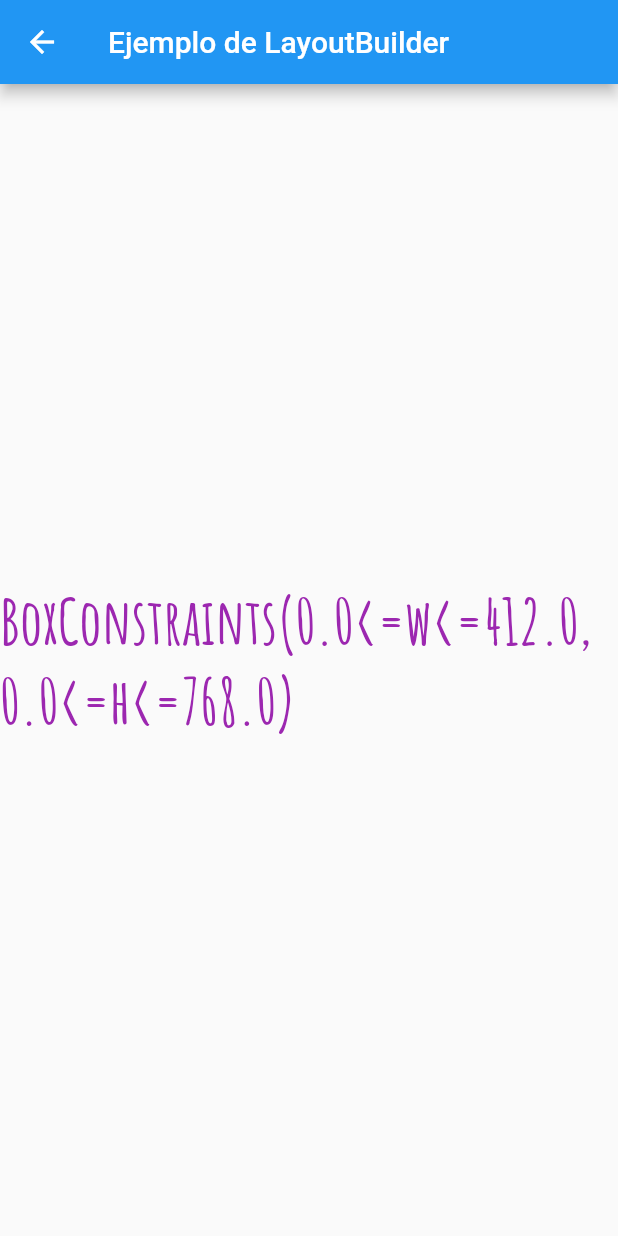
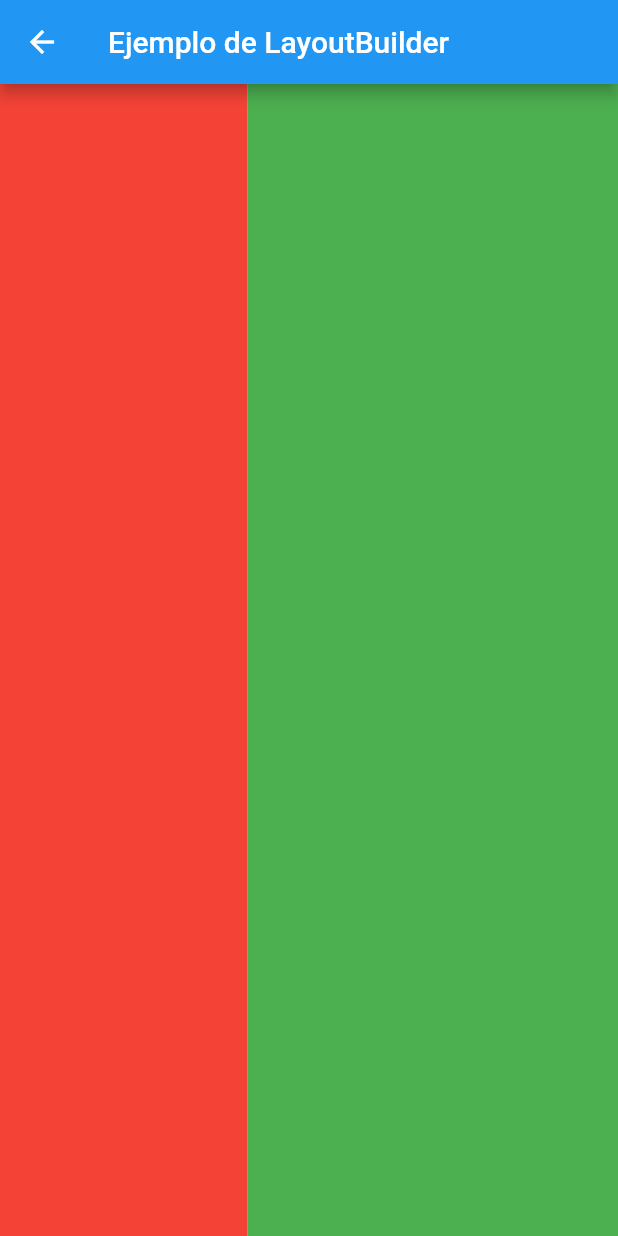
Before and after one commit to DiegoGit35/ejemplos2doTSDdS9010, a Flutter app: the LayoutConstraintsExamplePage screen opened by its route, on a phone screen of 412 x 824 dp. Run offline on Flutter 3.47's test engine with Material 2 defaults, Android fonts, the phone set to English and light mode, and no system bars; our stand-ins replace bloc, equatable, flutter_bloc, go_router.

```diff
--- a/lib/layout_constraints.dart
+++ b/lib/layout_constraints.dart
@@ -1,3 +1,5 @@
+import 'dart:math';
+
 import 'package:flutter/material.dart';
 
 class LayoutConstraintsExamplePage extends StatelessWidget {
@@ -8,11 +10,38 @@ class LayoutConstraintsExamplePage extends StatelessWidget {
     return Scaffold(
         appBar: AppBar(title: const Text('Ejemplo de LayoutBuilder')),
         body: LayoutBuilder(builder: (context, constrains) {
+          double ancho = constrains.maxWidth;
+          double alto = constrains.maxHeight;
+          double anchoRojo = max(100, ancho * 0.4);
+          double anchoVerde = ancho - anchoRojo;
           return Center(
-              child: Text(
-            constrains.toString(),
-            style: Theme.of(context).textTheme.displayLarge,
-          ));
+            child: SizedBox(
+              width: ancho,
+              height: constrains.maxHeight,
+              child: Row(
+                children: [
+                  Container(
+                      color: Colors.red,
+                      child: SizedBox(
+                        width: anchoRojo,
+                        height: alto,
+                      )),
+                  Container(
+                    color: Colors.green,
+                    child: SizedBox(
+                      width: anchoVerde,
+                      height: alto,
+                    ),
+                  )
+                ],
+              ),
+            ),
+          );
+          // return Center(
+          //     child: Text(
+          //   "Ancho: ${ancho.toString()}",
+          //   style: Theme.of(context).textTheme.displayLarge,
+          // ));
         }));
   }
 }
```
Also changed, not shown: lib/tic_tac_toe/tic_tac_toe.dart (added, +18 -0 lines), lib/tic_tac_toe/tic_tac_toe_state.dart (added, +23 -0 lines), 2 other files.
